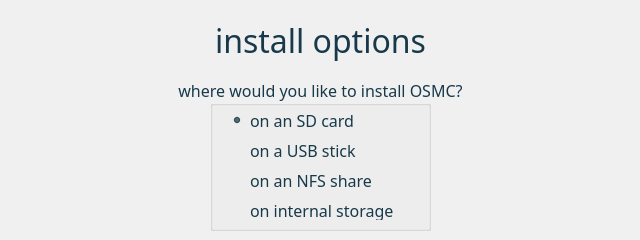
The window that installer/host/qt_host_installer/preseeddevice.ui (osmc/osmc) describes before a commit, drawn with Qt 5.
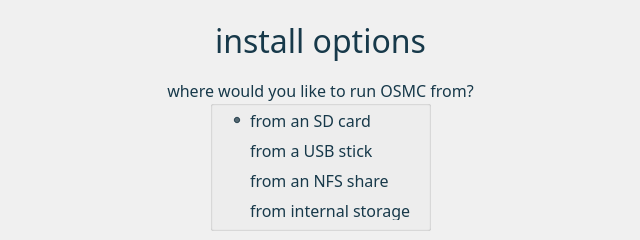
The same window after the commit. Icons and pictures are not drawn.

```diff
--- a/installer/host/qt_host_installer/preseeddevice.ui
+++ b/installer/host/qt_host_installer/preseeddevice.ui
@@ -105,7 +105,7 @@
 </string>
    </property>
    <property name="text">
-    <string>where would you like to install OSMC?</string>
+    <string>where would you like to run OSMC from?</string>
    </property>
    <property name="alignment">
     <set>Qt::AlignCenter</set>
@@ -179,7 +179,7 @@
 </string>
     </property>
     <property name="text">
-     <string>on an NFS share</string>
+     <string>from an NFS share</string>
     </property>
    </widget>
    <widget class="QRadioButton" name="usbinstallradioButton">
@@ -206,7 +206,7 @@
 </string>
     </property>
     <property name="text">
-     <string>on a USB stick</string>
+     <string>from a USB stick</string>
     </property>
    </widget>
    <widget class="QRadioButton" name="sdinstallradioButton">
@@ -233,7 +233,7 @@
 </string>
     </property>
     <property name="text">
-     <string>on an SD card</string>
+     <string>from an SD card</string>
     </property>
     <property name="checked">
      <bool>true</bool>
@@ -263,7 +263,7 @@
 </string>
     </property>
     <property name="text">
-     <string>on internal storage</string>
+     <string>from internal storage</string>
     </property>
    </widget>
   </widget>
```
